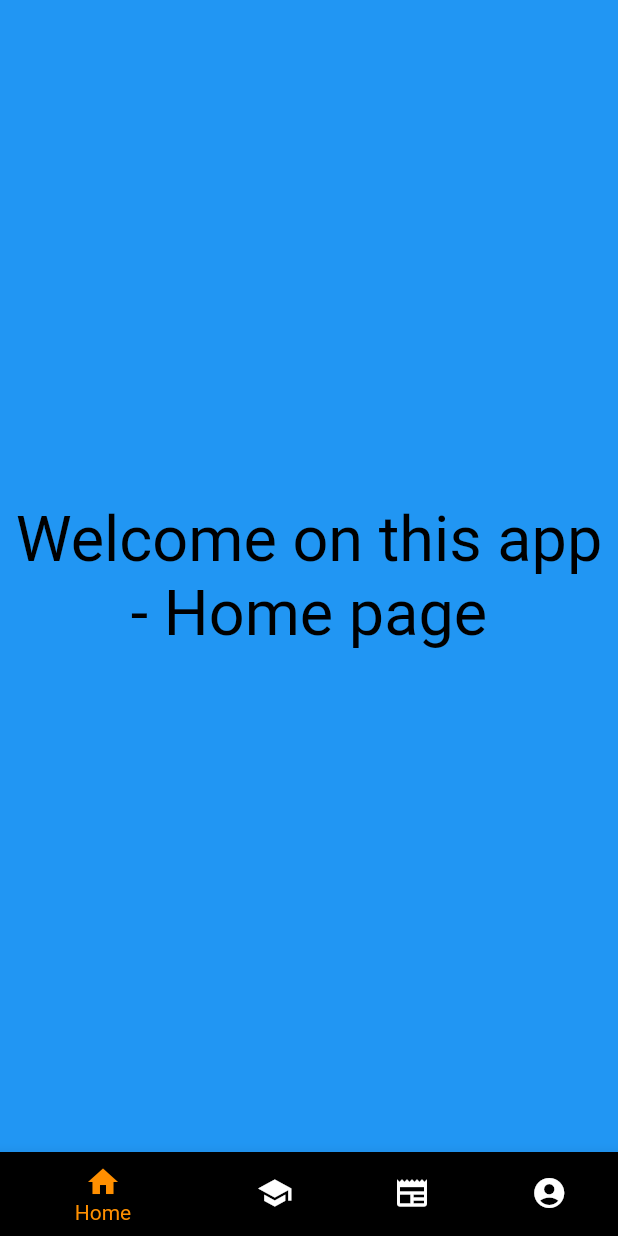
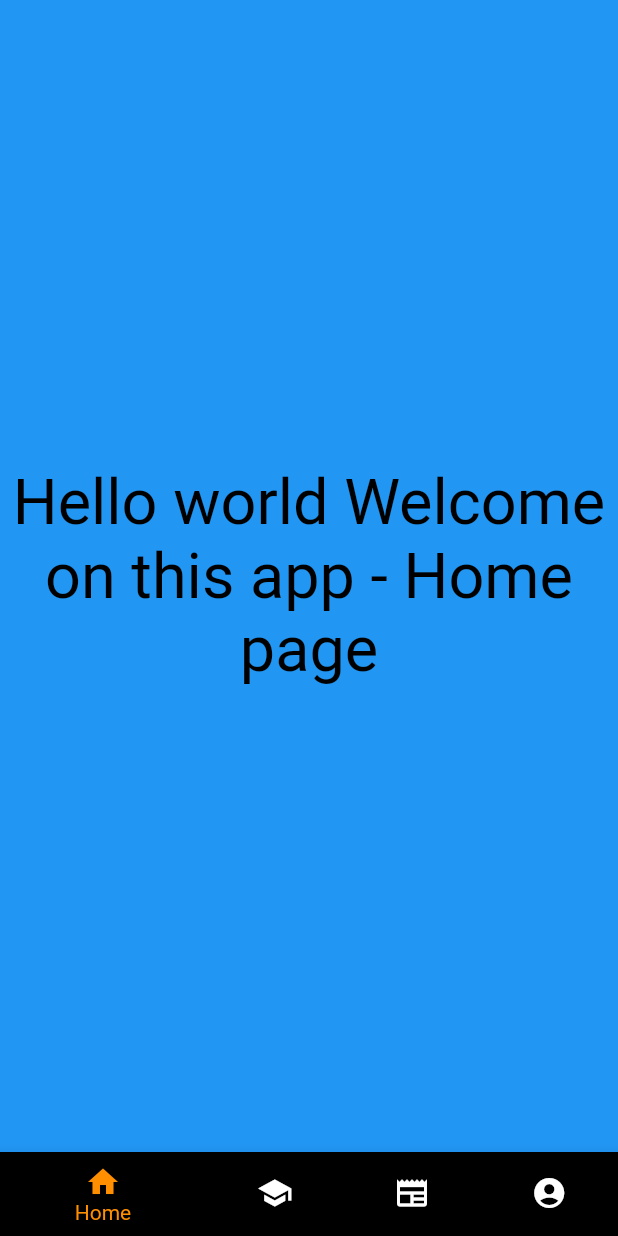
Before and after one commit to Nathannicolle/flutter-experiments, a Flutter app: the screen it shows after launch, on a phone screen of 412 x 824 dp. Run offline on Flutter 3.47's test engine with Material 2 defaults, Android fonts, the phone set to English and light mode, and no system bars.

Commit message:
fix merge issues

```diff
--- a/ownTest/lib/main.dart
+++ b/ownTest/lib/main.dart
@@ -89,7 +89,7 @@ class _MyStatefulWidgetState extends State<MyStatefulWidget> {
           child: Align(
             child: Container(
                 child: Text (
-                      'Welcome on this app - Home page',
+                    'Hello world Welcome on this app - Home page',
                     textAlign: TextAlign.center,
                     textDirection: TextDirection.ltr,
                     textScaleFactor: 3,
```
Lines whose indentation alone changed are shown as unchanged.
